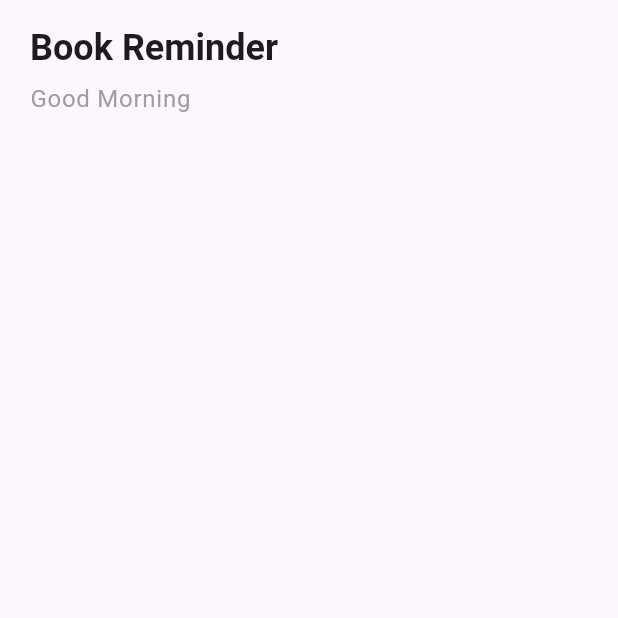
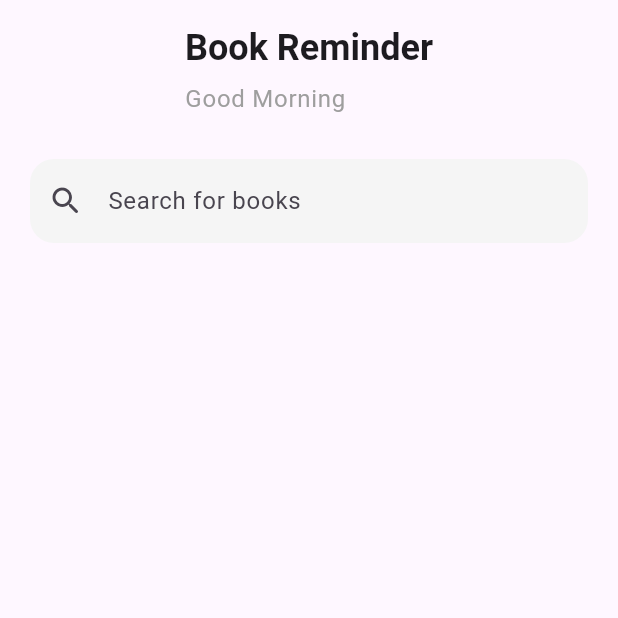
Before and after one commit to Alkurdy-Tech/book-reminder, a Flutter app: the screen it shows after launch, on a phone screen of 412 x 824 dp, the top half of it. Run offline on Flutter 3.47's test engine with Material 3 defaults, Android fonts, the phone set to English and light mode, and no system bars.

Commit message:
feat: add search bar to the home page

```diff
--- a/lib/features/home/pages/home_page.dart
+++ b/lib/features/home/pages/home_page.dart
@@ -1,4 +1,5 @@
 import 'package:book_reminder/features/home/widget/home_header.dart';
+import 'package:book_reminder/features/home/widget/search_bar.dart';
 import 'package:flutter/material.dart';
 
 class HomePage extends StatelessWidget {
@@ -9,7 +10,7 @@
     return const Scaffold(body: Column(
       children: [
         HomeHeader(),
-        // Search_Bar(),
+        HomeSearchBar(),
         // ProgressBar(),
         // sectionTitle(),
         // ReminderCard(),
--- a/lib/features/home/widget/search_bar.dart
+++ b/lib/features/home/widget/search_bar.dart
@@ -0,0 +1,27 @@
+import 'package:flutter/material.dart';
+
+class HomeSearchBar extends StatelessWidget {
+  final ValueChanged<String>? onChanged;                                        // Callback function to handle text changes in the search bar
+  const HomeSearchBar({super.key, this.onChanged});
+
+  @override
+  Widget build(BuildContext context) {
+    return Padding(
+      padding: const EdgeInsets.symmetric(horizontal: 20, vertical: 12),
+      child: TextField(
+        onChanged: onChanged,
+        decoration: InputDecoration(
+          hintText: 'Search for books',
+          prefixIcon: const Icon(Icons.search_rounded),
+          filled: true,
+          fillColor: Colors.grey.shade100,
+          contentPadding: const EdgeInsets.symmetric(vertical: 16),
+          border: OutlineInputBorder(
+            borderRadius: BorderRadius.circular(16),
+            borderSide: BorderSide.none,
+          ),
+        ),
+      ),
+    );
+  }
+}
```
